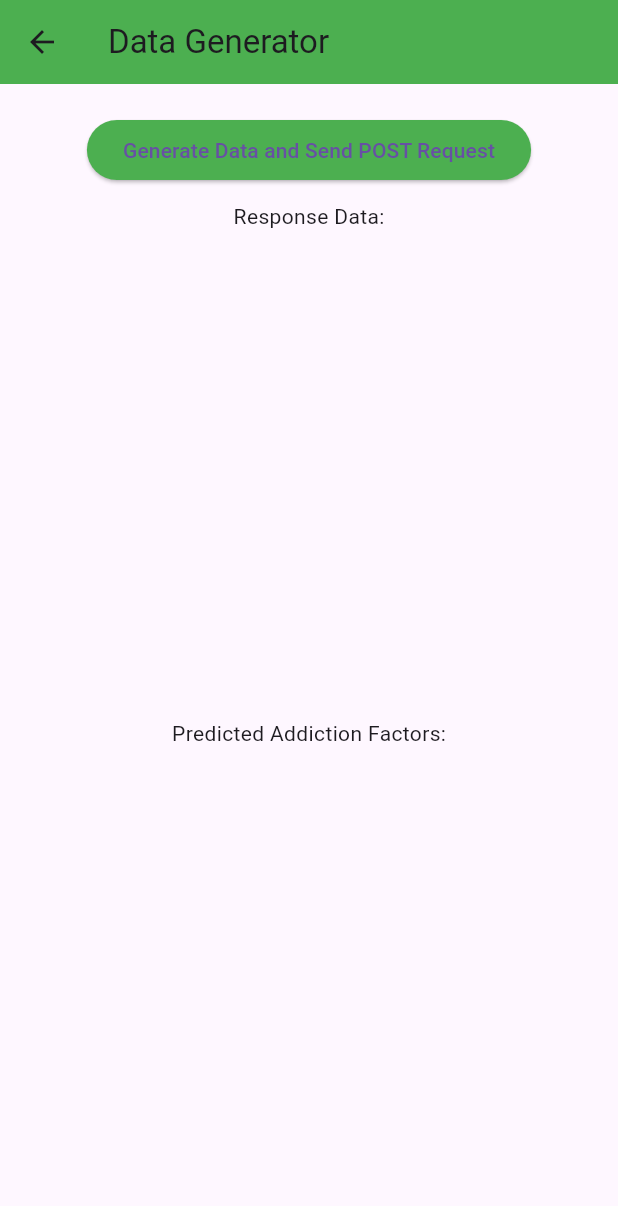
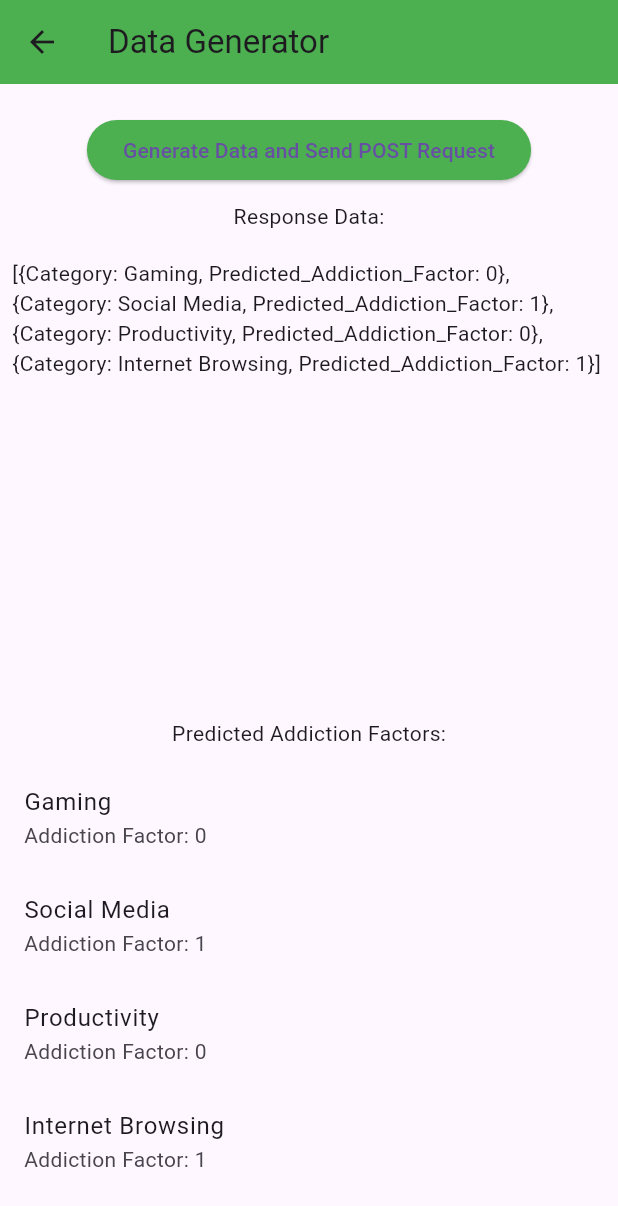
Before and after one commit to RugvedR/addiction-detection-app, a Flutter app: the DataGeneratorPage screen opened by its route, after a tap on "Generate Data and Send POST Request", on a phone screen of 412 x 824 dp. Shown: the top 1206 px of the screen. Run offline on Flutter 3.47's test engine with Material 3 defaults, Android fonts, the phone set to English and light mode, and no system bars; our stand-ins replace fl_chart, flutter_local_notifications; missing offline and left inert: app_usage.

Commit message:
notification mock data

```diff
--- a/lib/screens/Data_generation_screen.dart
+++ b/lib/screens/Data_generation_screen.dart
@@ -2,7 +2,6 @@ import 'dart:convert';
 import 'package:addiction_detection/screens/Data_manager.dart';
 import 'package:flutter/material.dart';
 import 'package:flutter_local_notifications/flutter_local_notifications.dart';
-import 'package:http/http.dart' as http;
 
 class DataGeneratorPage extends StatefulWidget {
   @override
@@ -30,52 +29,28 @@ class _DataGeneratorPageState extends State<DataGeneratorPage> {
   }
 
   void generateData() async {
-    await sendData();
+    await mockSendData();
   }
 
-  Future<void> sendData() async {
-    List<Map<String, dynamic>> data = _parseDataFromFile(DataManager.csvString);
+  Future<void> mockSendData() async {
+    // Simulated data, mimicking the structure of the actual response from your API
+    List<Map<String, dynamic>> newData = [
+      {"Person": "John Doe", "Category": "Gaming", "Duration": "2:00:00"},
+      {"Person": "John Doe", "Category": "Social Media", "Duration": "3:00:00"},
+      {"Person": "John Doe", "Category": "Productivity", "Duration": "1:00:00"},
+      {"Person": "John Doe", "Category": "Internet Browsing", "Duration": "4:00:00"},
+    ];
 
-    print('Parsed Data:');
-    for (var entry in data) {
-      print(entry);
-    }
+    // Simulated API response
+    List<Map<String, dynamic>> simulatedResponse = [
+      {"Category": "Gaming", "Predicted_Addiction_Factor": 0},
+      {"Category": "Social Media", "Predicted_Addiction_Factor": 1},
+      {"Category": "Productivity", "Predicted_Addiction_Factor": 0},
+      {"Category": "Internet Browsing", "Predicted_Addiction_Factor": 1},
+    ];
 
-    Map<String, Duration> categoryDurations = {};
-
-    for (var entry in data) {
-      String category = entry["Category"];
-      Duration duration = _parseDuration(entry["Duration"]);
-      categoryDurations[category] = (categoryDurations[category] ?? Duration.zero) + duration;
-    }
-
-    List<Map<String, dynamic>> newData = [];
-    for (var category in categoryDurations.keys) {
-      newData.add({
-        "Person": data[0]["Person"],
-        "Category": category,
-        "Duration": categoryDurations[category].toString()
-      });
-    }
-
-    for (var entry in newData) {
-      print(entry);
-    }
-
-    try {
-      final response = await http.post(
-        Uri.parse('http://127.0.0.1:8000/predict/'),
-        headers: <String, String>{
-          'Content-Type': 'application/json',
-        },
-        body: jsonEncode({'data': newData}),
-      );
-
-      print(newData);
-
-      if (response.statusCode == 200) {
-        decodedData = jsonDecode(response.body);
     setState(() {
+      decodedData = simulatedResponse;
       responseData = decodedData.toString();
     });
 
@@ -84,13 +59,6 @@ class _DataGeneratorPageState extends State<DataGeneratorPage> {
       if (entry['Predicted_Addiction_Factor'] == 1) {
         _showNotification(entry['Category']);
       }
-        }
-
-      } else {
-        print('POST request failed');
-      }
-    } catch (e) {
-      print('Error:: $e');
     }
   }
 
```
Lines whose indentation alone changed are shown as unchanged.
